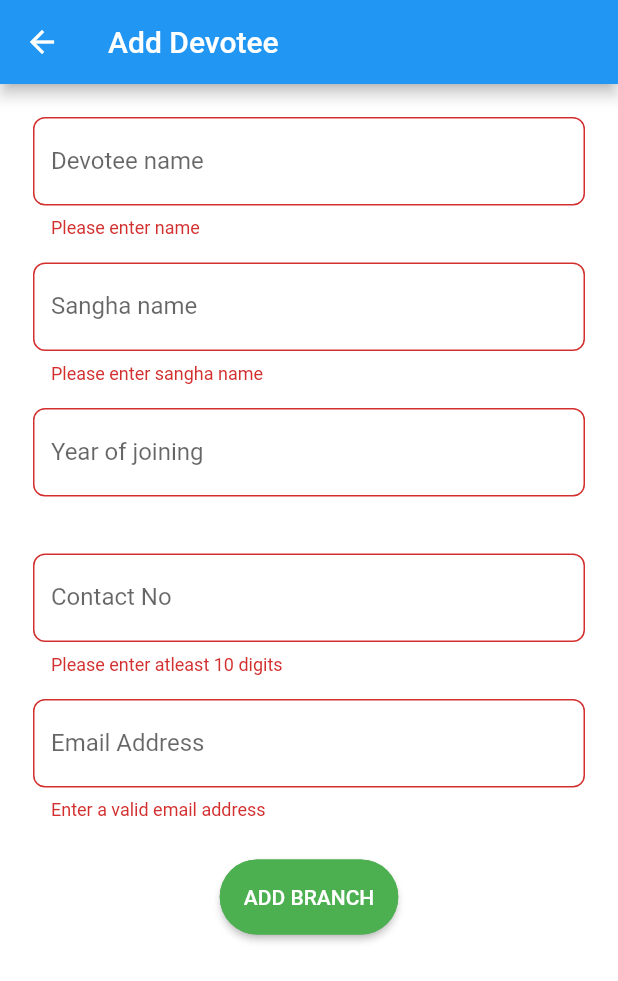
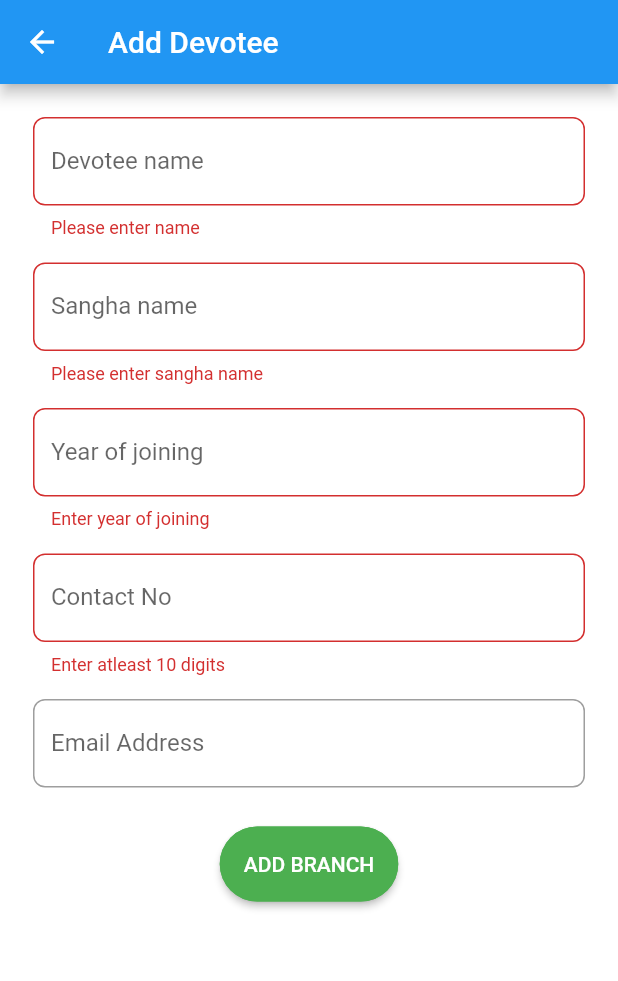
Before and after one commit to tnsmobilesolutions/nssaccounting, a Flutter app: the ManageDevoteeAdd screen opened directly, on a phone screen of 412 x 824 dp. Shown: the top 981 px of the screen. Run offline on Flutter 3.47's test engine with Material 2 defaults, Android fonts, the phone set to English and light mode, and no system bars; our stand-ins replace cloud_firestore, firebase_auth, firebase_core, flutter_login, material_floating_search_bar; accounts and stored records are empty.

Commit message:
email address field validated

```diff
--- a/lib/setting_icon_pages/add_manage_devotee.dart
+++ b/lib/setting_icon_pages/add_manage_devotee.dart
@@ -100,7 +100,7 @@ class _ManageDevoteeAddState extends State<ManageDevoteeAdd> {
                   controller: _joinedController,
                   validator: (value) {
                     if (value == null || value.isEmpty) {
-                      return '';
+                      return 'Enter year of joining';
                     } else if (value.length < 4) {
                       return 'Enter a valid year';
                     }
@@ -120,10 +120,10 @@ class _ManageDevoteeAddState extends State<ManageDevoteeAdd> {
                   controller: _contactController,
                   validator: (value) {
                     if (value!.isEmpty ||
-                        value.length != 10 ||
+                        value.length < 10 ||
                         !RegExp(r'^[+]*[(]{0,1}[0-9]{1,4}[)]{0,1}[-\s\./0-9]*$')
                             .hasMatch(value)) {
-                      return 'Please enter atleast 10 digits';
+                      return 'Enter atleast 10 digits';
                     }
                     return null;
                   },
@@ -139,27 +139,17 @@ class _ManageDevoteeAddState extends State<ManageDevoteeAdd> {
                   controller: _emailController,
                   validator: (value) {
                     String pattern =
-                        r"^[a-zA-Z0-9.!#$%&'*+/=?^_`{|}~-]+@[a-zA-Z0-9](?:[a-zA-Z0-9-]"
-                        r"{0,253}[a-zA-Z0-9])?(?:\.[a-zA-Z0-9](?:[a-zA-Z0-9-]"
-                        r"{0,253}[a-zA-Z0-9])?)*$";
+                        r"^[a-zA-Z0-9.!#$%&'*+/=?^_`{|}~-]+@gmail.com{1}$";
+                    // r"{0,253}[a-zA-Z0-9])?(?:\.[a-zA-Z0-9](?:[a-zA-Z0-9-]"
+                    // r"{0,253}[a-zA-Z0-9])?)*$";
                     RegExp regex = RegExp(pattern);
-                    if (value == null ||
-                        value.isEmpty ||
-                        !regex.hasMatch(value))
-                      return 'Enter a valid email address';
-                    else
+                    if (value == null || value.isEmpty) {
                       return null;
+                    } else if (!regex.hasMatch(value)) {
+                      return 'Enter correct email address';
+                    }
+                    return null;
                   },
-                  // validator: (value) {
-                  //   if (value!.isEmpty) {
-                  //     return 'Please Enter Email';
-                  //   } else if (!RegExp(
-                  //           r"^[a-zA-Z0-9.a-zA-Z0-9.!#$%&'*+-/=?^_`{|}~]+@[a-zA-Z0-9]+\.[a-zA-Z]+")
-                  //       .hasMatch(value)) {
-                  //     return 'Please Enter Email Address';
-                  //   }
-                  //   return null;
-                  // },
                   // style: TextStyle(height: 0.5),
                   decoration: CommonStyle.textFieldStyle(
                     labelTextStr: "Email Address",
```
Also changed, not shown: lib/setting_icon_pages/edit_manage_devotee.dart (+15 -10 lines), pubspec.lock.
